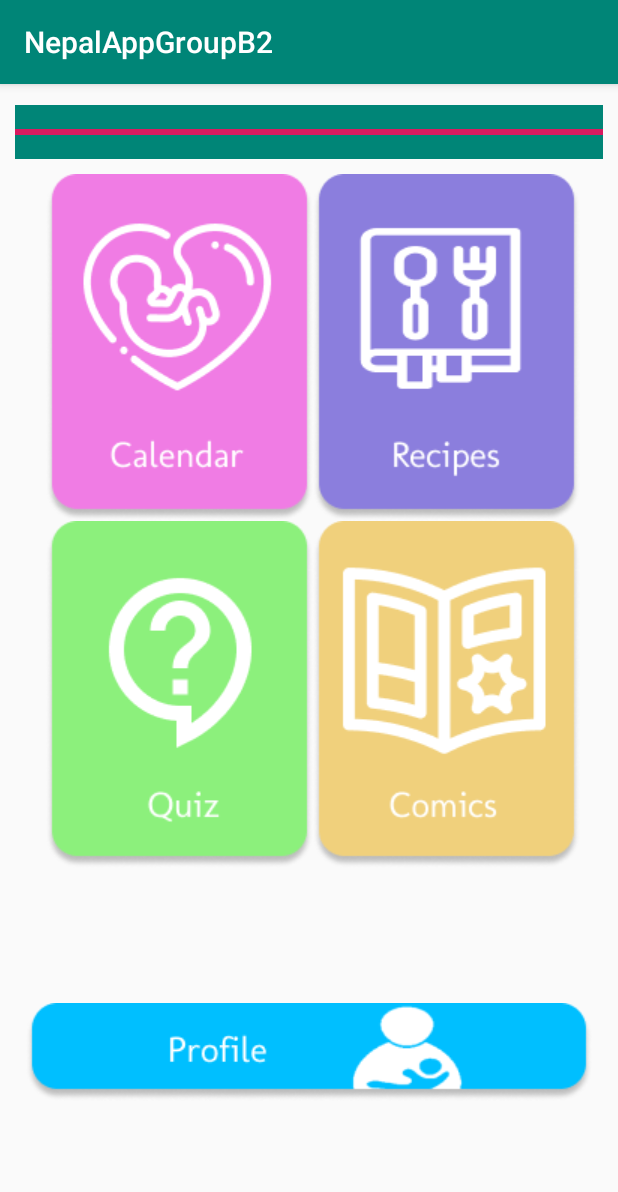
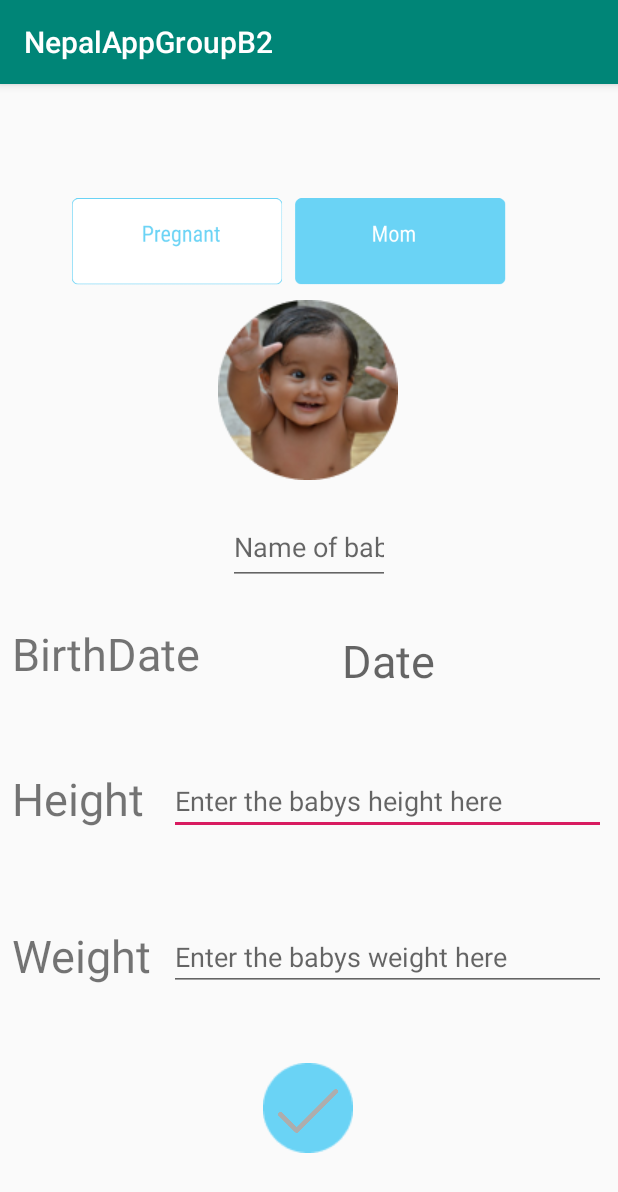
Before and after one commit to SorenKlose/NepalAppGroupB2, an Android app: the screen it shows after launch (HompageMainActivity before the commit, ProfileActivity after it), after a tap on an icon or button, on a phone screen of 412 x 824 dp. Shown: the top 1192 px of the screen. Run offline under Robolectric (Android 15) with nearby library versions, the phone set to English and light mode, and no system bars.

Commit message:
kæmpe stor ændring i filer osv for at få det ti at køre sammen
kæmpe stor ændring i filer osv for at få det ti at køre sammen

```diff
--- a/app/src/main/AndroidManifest.xml
+++ b/app/src/main/AndroidManifest.xml
@@ -16,6 +16,11 @@
                 <category android:name="android.intent.category.LAUNCHER" />
             </intent-filter>
         </activity>
+        <activity android:name=".QuizActivity"></activity>
+        <activity android:name=".ProfileActivity"></activity>
+        <activity android:name=".Profile2Activity"></activity>
+        <activity android:name=".ComicActivity" ></activity>
+        <activity android:name=".RecipeCardElement" ></activity>
     </application>
 
 </manifest>
--- a/app/src/main/java/com/example/nepalappgroupb2/HompageMainActivity.java
+++ b/app/src/main/java/com/example/nepalappgroupb2/HompageMainActivity.java
@@ -50,7 +50,7 @@ public class HompageMainActivity extends AppCompatActivity implements View.OnCli
             startActivity(i);
         }
         if (view == quizButton) {
-            Intent i = new Intent(this, Quiz.class);
+            Intent i = new Intent(this, ProfileActivity.class);
             startActivity(i);
         }
     }
--- a/app/src/main/java/com/example/nepalappgroupb2/MainActivity.java
+++ b/app/src/main/java/com/example/nepalappgroupb2/MainActivity.java
@@ -16,8 +16,7 @@ public class MainActivity extends AppCompatActivity implements View.OnClickListe
         super.onCreate(savedInstanceState);
         setContentView(R.layout.activity_main);
 
-        btn = findViewById(R.id.button);
-        btn.setOnClickListener(this);
+
 
         getSupportFragmentManager().beginTransaction()
                 .replace(R.id.frameLayout, new Calender())
--- a/app/src/main/java/com/example/nepalappgroupb2/Quiz.java
+++ b/app/src/main/java/com/example/nepalappgroupb2/Quiz.java
@@ -40,7 +40,7 @@ public class Quiz extends Fragment {
         @NonNull
         @Override
         public RecyclerView.ViewHolder onCreateViewHolder(@NonNull ViewGroup parent, int viewType) {
-            View itemView = getLayoutInflater().inflate(R.layout.card_layout, parent, false);
+            View itemView = getLayoutInflater().inflate(R.layout.quiz_card_layout, parent, false);
             return new RecyclerView.ViewHolder(itemView) {
             };
         }
--- /dev/null
+++ b/app/src/main/res/font/roboto_condensed_light.xml
@@ -0,0 +1,4 @@
+<?xml version="1.0" encoding="utf-8"?>
+<font-family xmlns:android="http://schemas.android.com/apk/res/android">
+
+</font-family>
--- a/app/src/main/res/layout/card_element.xml
+++ b/app/src/main/res/layout/card_element.xml
@@ -9,8 +9,7 @@
         android:layout_width="match_parent"
         android:layout_height="175dp"
         android:layout_marginBottom="10dp"
-        card_view:cardBackgroundColor="#fff"
-        card_view:cardElevation="5dp">
+>
 
         <ImageView
             android:id="@+id/image_recipe"
@@ -36,7 +35,6 @@
 
         <CheckBox
             android:id="@+id/checkBox"
-            android:button="@drawable/checkbox_heart"
             android:layout_gravity="bottom"
             android:layout_marginLeft="350dp"
             android:layout_marginStart="350dp"
--- a/app/src/main/res/layout/profile.xml
+++ b/app/src/main/res/layout/profile.xml
@@ -93,21 +93,24 @@
         android:layout_height="wrap_content"
         android:layout_marginStart="228dp"
         android:layout_marginLeft="228dp"
+        android:layout_marginTop="30dp"
         android:hint="Date"
         android:textSize="30dp"
         app:fontFamily="@font/roboto_condensed_light"
         app:layout_constraintStart_toStartOf="parent"
-        tools:layout_editor_absoluteY="361dp" />
+        app:layout_constraintTop_toBottomOf="@+id/plain_text_input3" />
 
     <EditText
         android:id="@+id/plain_text_input3"
         android:layout_width="108dp"
         android:layout_height="50dp"
+        android:layout_marginTop="20dp"
         android:hint="Name of baby"
         android:inputType="text"
         app:fontFamily="@font/roboto_condensed_light"
-        tools:layout_editor_absoluteX="150dp"
-        tools:layout_editor_absoluteY="274dp" />
+        app:layout_constraintEnd_toEndOf="parent"
+        app:layout_constraintStart_toStartOf="parent"
+        app:layout_constraintTop_toBottomOf="@+id/imageView" />
 
     <ImageView
         android:id="@+id/imageView7"
@@ -139,10 +142,11 @@
         android:layout_height="wrap_content"
         android:layout_marginStart="8dp"
         android:layout_marginLeft="8dp"
+        android:layout_marginTop="25dp"
         android:text="BirthDate"
         android:textSize="30dp"
         app:fontFamily="@font/roboto_condensed_light"
         app:layout_constraintStart_toStartOf="parent"
-        tools:layout_editor_absoluteY="361dp" />
+        app:layout_constraintTop_toBottomOf="@+id/plain_text_input3" />
 
 </androidx.constraintlayout.widget.ConstraintLayout>
```
Also changed, not shown: app/src/main/res/drawable/checkbox_heart.xml (deleted, +0 -8 lines), app/src/main/res/layout/quiz_card_layout.xml (+2 -5 lines), app/src/main/res/drawable/ellipse.jpg (renamed from app/src/main/res/drawable/Ellipse.jpg).
